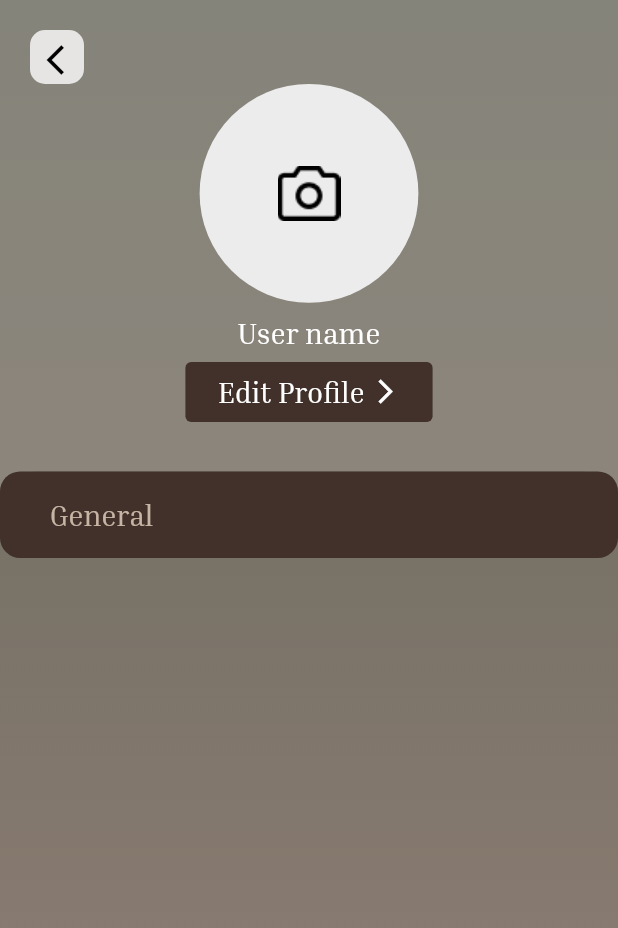
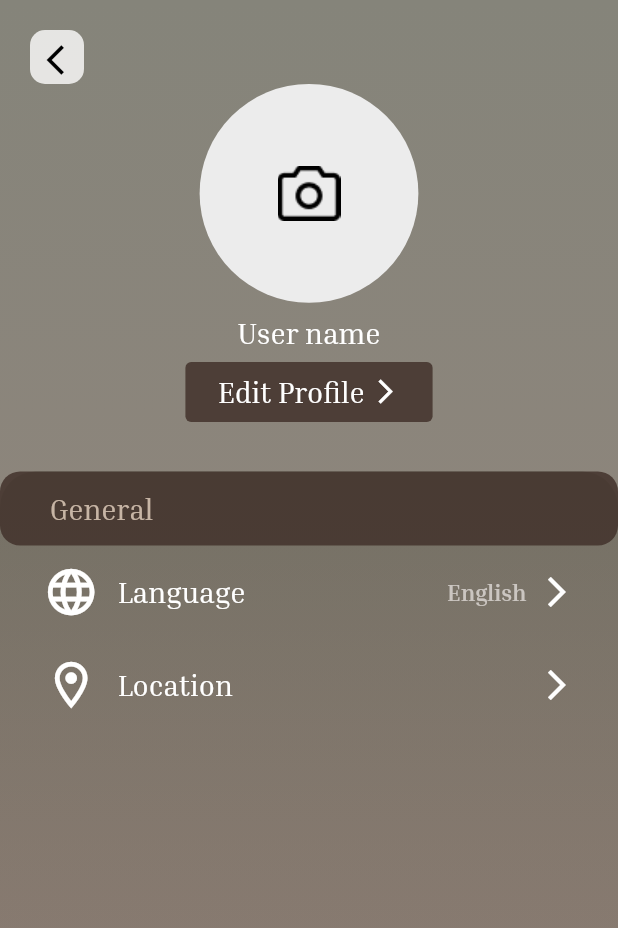
Before and after one commit to Train-D/mobile, a Flutter app: the SettingsScreen screen opened directly, on a phone screen of 412 x 824 dp. Shown: the top 928 px of the screen. Run offline on Flutter 3.47's test engine with Material 2 defaults, Android fonts, the phone set to English and light mode, and no system bars; our stand-ins replace basic_utils, bloc, dartz, equatable, flutter_bloc, get_it and 1 more.

Commit message:
settings defualt container

```diff
--- a/lib/core/global/theme/app_color/app_color_light.dart
+++ b/lib/core/global/theme/app_color/app_color_light.dart
@@ -60,3 +60,5 @@ const List<Color> settingsContainerBgColor = [
 ];
 
 const Color settingsTitleTextColor = Color.fromRGBO(218, 199, 182, 0.87);
+const Color LanguageTextColor = Color.fromRGBO(222, 217, 214, 0.81);
+const Color settingsColor = Color.fromRGBO(65, 49, 42, 0.84);
--- a/lib/features/settings/presentation/components/components.dart
+++ b/lib/features/settings/presentation/components/components.dart
@@ -11,9 +11,9 @@ class SettingsComponents {
   }) =>
       Container(
         width: AppSizes.width(context),
-        height: 7.h,
+        height: 6.h,
         decoration: BoxDecoration(
-          color: lightDefualtColor,
+          color: settingsColor,
           borderRadius: BorderRadiusDirectional.all(Radius.circular(15.sp)),
         ),
         child: Padding(
@@ -29,4 +29,31 @@ class SettingsComponents {
           ),
         ),
       );
+  static Widget settingsDefualtContainer({
+    required IconData preIcon,
+    IconData suffIcon = Icons.arrow_forward_ios,
+    required String title,
+    String text ='',
+    required BuildContext context,
+  }) =>
+      Padding(
+        padding: EdgeInsets.symmetric(vertical: 1.5.h, horizontal: 7.w),
+        child: InkWell(
+          onTap: () {
+
+          },
+          child: Row(
+            children: [
+              Icon(preIcon, color: lightColor, size: 25.sp,),
+              SizedBox(width: 3.w,),
+              Text(title, style: Theme.of(context).textTheme.displayMedium,),
+              const Spacer(),
+              Text(text, style: Theme.of(context).textTheme.displayLarge!.copyWith(color: LanguageTextColor, fontSize: 16.sp),),
+              SizedBox(width: 2.w,),
+              Icon(suffIcon, color: lightColor,)
+
+            ],
+          ),
+        ),
+      );
 }
--- a/lib/features/settings/presentation/screens/settings_screen.dart
+++ b/lib/features/settings/presentation/screens/settings_screen.dart
@@ -4,6 +4,7 @@ import 'package:flutter/src/widgets/framework.dart';
 import 'package:responsive_sizer/responsive_sizer.dart';
 import 'package:traind_app/core/utils/app_strings.dart';
 import 'package:traind_app/core/utils/components.dart';
+import 'package:traind_app/features/authentication/presentation/screens/profile_screen.dart';
 import 'package:traind_app/features/settings/presentation/components/components.dart';
 
 import '../../../../core/global/theme/app_color/app_color_light.dart';
@@ -44,14 +45,18 @@ class SettingsScreen extends StatelessWidget {
                       height: 1.h,
                     ),
                     SharedComponents.defaultButton(
+                      bgColor: settingsColor,
                         context: context,
-                        function: () {},
+                        function: () {
+                          SharedComponents.navigateTo(ProfileScreen(), context);
+                        },
                         text: AppString.editProfile,
                         width: 40.w,
                         radius: 8.sp,
                         withIcon: true,
                         icon: Icons.arrow_forward_ios,
                         iconSize: 18.sp),
+
                   ],
                 ),
               ),
@@ -77,6 +82,17 @@ class SettingsScreen extends StatelessWidget {
                       SettingsComponents.titleContainer(
                         context: context,
                         title: AppString.general,
+
+                      ),
+                      SettingsComponents.settingsDefualtContainer(
+                          preIcon: Icons.language,
+                          title: 'Language',
+                          context: context,
+                          text: 'English'),
+                      SettingsComponents.settingsDefualtContainer(
+                        preIcon: Icons.location_on_outlined,
+                        title: 'Location',
+                        context: context,
                       ),
                     ],
                   ),
```
